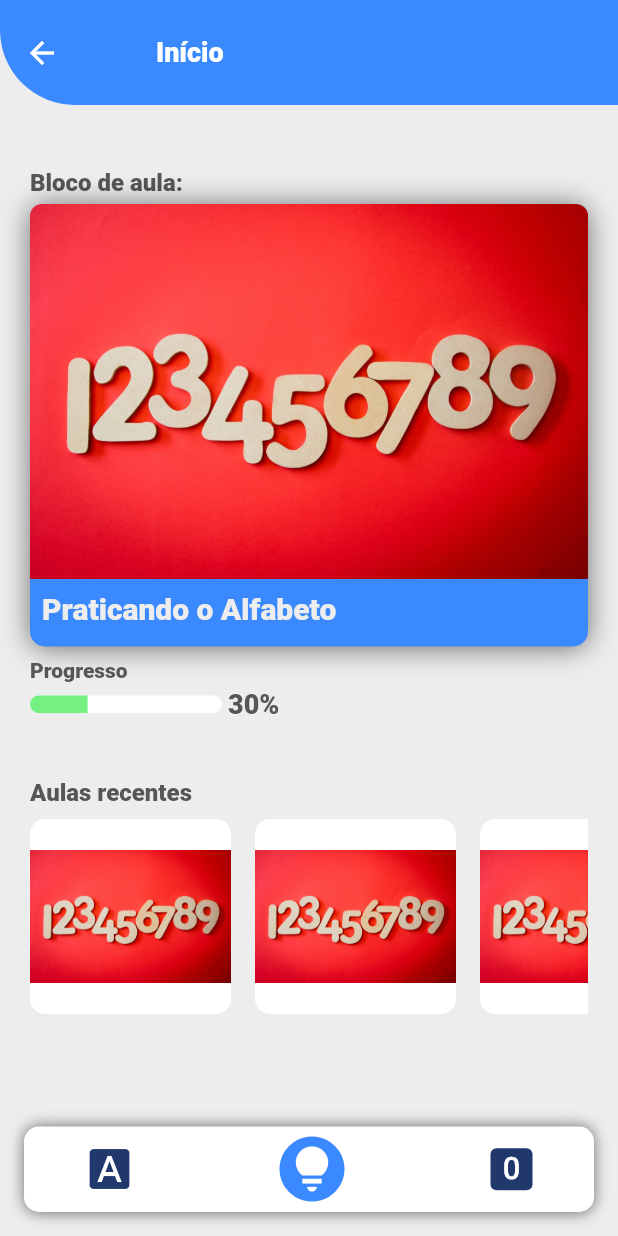
After one commit to Alma-Fatec/mobile-alma, a Flutter app: the HomePage screen opened directly, on a phone screen of 412 x 824 dp. The commit adds this screen. Run offline on Flutter 3.47's test engine with Material 2 defaults, Android fonts, the phone set to English and light mode, and no system bars; our stand-ins replace shared_preferences; accounts and stored records are empty; Roboto replaces fonts that are missing (Montserrat).

Commit message:
Criada front-end da home page

```diff
--- a/lib/main.dart
+++ b/lib/main.dart
@@ -13,6 +13,7 @@ class MyApp extends StatelessWidget {
   Widget build(BuildContext context) {
     return MaterialApp(
       title: 'Alma',
+      debugShowCheckedModeBanner: false,
       theme: ThemeData(
         primaryColor: AlmaColors.blueAlma,
         scaffoldBackgroundColor: AlmaColors.whiteAlma,
--- a/lib/pages/dashboard.dart
+++ /dev/null
@@ -1,24 +0,0 @@
-import 'package:alma/widgets/CustomText.dart';
-import 'package:flutter/material.dart';
-
-class Dashboard extends StatefulWidget {
-  const Dashboard({Key? key}) : super(key: key);
-
-  @override
-  State<Dashboard> createState() => _DashboardState();
-}
-
-class _DashboardState extends State<Dashboard> {
-  @override
-  Widget build(BuildContext context) {
-    return Scaffold(
-      appBar: AppBar(
-        title: const CustomText(text: 'Dashboard'),
-      ),
-      body: const Center(
-          child: CustomText(
-        text: "Dashboard",
-      )),
-    );
-  }
-}
--- /dev/null
+++ b/lib/pages/home_page/home_page.dart
@@ -0,0 +1,48 @@
+import 'package:alma/pages/home_page/widgets/aulas_recentes_fields.dart';
+import 'package:alma/pages/home_page/widgets/bloco_aula_field.dart';
+import 'package:alma/pages/home_page/widgets/home_bottom_navigation.dart';
+import 'package:alma/widgets/custom_text.dart';
+import 'package:alma/widgets/custom_body.dart';
+import 'package:flutter/material.dart';
+
+class HomePage extends StatefulWidget {
+  const HomePage({Key? key}) : super(key: key);
+
+  @override
+  State<HomePage> createState() => _HomePageState();
+}
+
+class _HomePageState extends State<HomePage> {
+  @override
+  Widget build(BuildContext context) {
+    return Scaffold(
+      bottomNavigationBar: const HomeBottomNavigation(),
+      appBar: AppBar(
+        title: Container(
+          margin: const EdgeInsets.only(left: 32),
+          child: const CustomText(
+            text: 'Início',
+            fontFamily: "Montserrat",
+            fontSize: 18,
+            fontWeight: FontWeight.w900,
+            color: Colors.white,
+          ),
+        ),
+      ),
+      body: CustomBody(
+        topMargin: 0,
+        child: SingleChildScrollView(
+          child: Column(
+            crossAxisAlignment: CrossAxisAlignment.start,
+            children: const [
+              SizedBox(height: 42),
+              BlocoAulaField(),
+              SizedBox(height: 39),
+              AulasRecentesField(),
+            ],
+          ),
+        ),
+      ),
+    );
+  }
+}
--- /dev/null
+++ b/lib/pages/home_page/widgets/aulas_recentes_fields.dart
@@ -0,0 +1,42 @@
+import 'package:alma/utils/colors.dart';
+import 'package:alma/widgets/custom_text.dart';
+import 'package:flutter/material.dart';
+
+class AulasRecentesField extends StatelessWidget {
+  const AulasRecentesField({Key? key}) : super(key: key);
+
+  @override
+  Widget build(BuildContext context) {
+    return Column(
+      crossAxisAlignment: CrossAxisAlignment.start,
+      children: [
+        const CustomText(
+          text: "Aulas recentes",
+          fontFamily: "Montserrat",
+          fontSize: 16,
+          fontWeight: FontWeight.w900,
+          color: AlmaColors.secondaryTextColorAlma,
+        ),
+        Container(
+          margin: const EdgeInsets.only(top: 8),
+          height: 130,
+          child: ListView.separated(
+            scrollDirection: Axis.horizontal,
+            itemCount: 3,
+            itemBuilder: ((context, index) {
+              return Container(
+                width: 134,
+                height: 130,
+                decoration: BoxDecoration(
+                    color: Colors.white,
+                    borderRadius: BorderRadius.circular(10)),
+                child: Image.asset("assets/images/numerais.jpg"),
+              );
+            }),
+            separatorBuilder: (context, index) => const SizedBox(width: 16),
+          ),
+        )
+      ],
+    );
+  }
+}
--- /dev/null
+++ b/lib/pages/home_page/widgets/bloco_aula_field.dart
@@ -0,0 +1,101 @@
+import 'package:alma/utils/colors.dart';
+import 'package:alma/widgets/custom_text.dart';
+import 'package:flutter/material.dart';
+
+class BlocoAulaField extends StatelessWidget {
+  const BlocoAulaField({Key? key}) : super(key: key);
+
+  @override
+  Widget build(BuildContext context) {
+    return Column(
+      crossAxisAlignment: CrossAxisAlignment.start,
+      children: [
+        const CustomText(
+          text: "Bloco de aula:",
+          fontFamily: "Montserrat",
+          fontSize: 16,
+          fontWeight: FontWeight.w900,
+          color: AlmaColors.secondaryTextColorAlma,
+        ),
+        Container(
+          margin: const EdgeInsets.only(top: 5),
+          constraints: const BoxConstraints(
+            minWidth: 370,
+            minHeight: 295,
+          ),
+          decoration: BoxDecoration(
+              color: AlmaColors.blueAlma,
+              borderRadius: BorderRadius.circular(10),
+              boxShadow: const [
+                BoxShadow(
+                  color: Colors.black54,
+                  blurRadius: 15.0,
+                  offset: Offset(0.0, 0.75),
+                )
+              ]),
+          child: Column(
+            crossAxisAlignment: CrossAxisAlignment.start,
+            children: [
+              ClipRRect(
+                borderRadius: const BorderRadius.only(
+                  topLeft: Radius.circular(8),
+                  topRight: Radius.circular(8),
+                ),
+                child: Image.asset(
+                  "assets/images/numerais.jpg",
+                  height: 250,
+                  fit: BoxFit.fill,
+                ),
+              ),
+              Container(
+                margin: const EdgeInsets.only(top: 8, left: 8),
+                child: const CustomText(
+                  text: "Praticando o Alfabeto",
+                  fontFamily: "Montserrat",
+                  fontSize: 20,
+                  fontWeight: FontWeight.w900,
+                  color: AlmaColors.whiteAlma,
+                ),
+              ),
+            ],
+          ),
+        ),
+        Container(
+          margin: const EdgeInsets.only(top: 8, bottom: 4),
+          child: const CustomText(
+            text: "Progresso",
+            fontFamily: "Montserrat",
+            fontSize: 14,
+            fontWeight: FontWeight.w900,
+            color: AlmaColors.secondaryTextColorAlma,
+          ),
+        ),
+        Row(
+          children: [
+            SizedBox(
+              width: 128,
+              child: ClipRRect(
+                borderRadius: BorderRadius.circular(90),
+                child: const LinearProgressIndicator(
+                  backgroundColor: Colors.white,
+                  color: AlmaColors.lightGreenAlma,
+                  minHeight: 12,
+                  value: 0.3,
+                  semanticsValue: "30",
+                ),
+              ),
+            ),
+            const SizedBox(width: 4),
+            const CustomText(
+              text: "30%",
+              fontFamily: "Montserrat",
+              fontSize: 18,
+              fontWeight: FontWeight.w900,
+              color: AlmaColors.secondaryTextColorAlma,
+            )
+          ],
+        ),
+      ],
+    );
+  }
+}
--- /dev/null
+++ b/lib/pages/home_page/widgets/home_bottom_navigation.dart
@@ -0,0 +1,56 @@
+import 'package:alma/utils/colors.dart';
+import 'package:flutter/material.dart';
+
+class HomeBottomNavigation extends StatelessWidget {
+  const HomeBottomNavigation({
+    Key? key,
+  }) : super(key: key);
+
+  @override
+  Widget build(BuildContext context) {
+    return Container(
+      margin: const EdgeInsets.all(16),
+      decoration: BoxDecoration(
+        borderRadius: BorderRadius.circular(10),
+        color: Colors.white,
+        boxShadow: const [
+          BoxShadow(
+            color: Colors.black54,
+            blurRadius: 8.0,
+            offset: Offset(0.0, 0.25),
+          )
+        ],
+      ),
+      height: 57,
+      child: Padding(
+        padding: const EdgeInsets.symmetric(horizontal: 41.0),
+        child: Row(
+          mainAxisAlignment: MainAxisAlignment.spaceBetween,
+          children: [
+            const Icon(
+              Icons.font_download,
+              color: AlmaColors.darkBlueAlma,
+              size: 32,
+            ),
+            const Icon(
+              Icons.lightbulb_circle_sharp,
+              color: AlmaColors.blueAlma,
+              size: 52,
+            ),
+            Container(
+              decoration: BoxDecoration(
+                borderRadius: BorderRadius.circular(4),
+                color: AlmaColors.darkBlueAlma,
+              ),
+              child: const Icon(
+                Icons.exposure_zero,
+                color: Colors.white,
+                size: 28,
+              ),
+            ),
+          ],
+        ),
+      ),
+    );
+  }
+}
--- a/lib/pages/login_page.dart
+++ b/lib/pages/login_page.dart
@@ -1,10 +1,10 @@
 import 'package:alma/blocs/login_bloc.dart';
-import 'package:alma/pages/dashboard.dart';
+import 'package:alma/pages/home_page/home_page.dart';
 import 'package:alma/utils/colors.dart';
 import 'package:alma/utils/nav.dart';
-import 'package:alma/widgets/CustomButton.dart';
-import 'package:alma/widgets/CustomText.dart';
-import 'package:alma/widgets/TopPage.dart';
+import 'package:alma/widgets/custom_button.dart';
+import 'package:alma/widgets/custom_text.dart';
+import 'package:alma/widgets/top_page.dart';
 import 'package:flutter/material.dart';
 
 class LoginPage extends StatelessWidget {
@@ -141,12 +141,15 @@ class _FormLoginState extends State<FormLogin> {
                     fontSize: 14,
                   ),
                 ),
-                TextButton(
-                  onPressed: () {},
-                  child: const CustomText(
-                    text: 'Esqueceu sua senha?',
-                    color: AlmaColors.whiteAlma,
-                    fontSize: 14,
+                Expanded(
+                  child: TextButton(
+                    onPressed: () {},
+                    child: const CustomText(
+                      text: 'Esqueceu sua senha?',
+                      color: AlmaColors.whiteAlma,
+                      fontSize: 14,
+                      textAlign: TextAlign.end,
+                    ),
                   ),
                 ),
               ],
@@ -184,7 +187,7 @@ class _FormLoginState extends State<FormLogin> {
     String token = await _bloc.login(email, password);
 
     if (token.isNotEmpty) {
-      push(context, const Dashboard());
+      pushReplace(context, const HomePage(), replace: true);
     } else {
       ScaffoldMessenger.of(context).showSnackBar(
         const SnackBar(
--- a/lib/utils/colors.dart
+++ b/lib/utils/colors.dart
@@ -4,4 +4,7 @@ class AlmaColors {
   static const blueAlma = Color(0xFF3A89FF);
   static const darkBlueAlma = Color(0xFF20386C);
   static const whiteAlma = Color(0xFFEDEDED);
+  static const lightGreenAlma = Color(0xFF75F181);
+  static const primaryTextColorAlma = Color(0xFF000000);
+  static const secondaryTextColorAlma = Color(0xFF565656);
 }
--- /dev/null
+++ b/lib/widgets/custom_body.dart
@@ -0,0 +1,23 @@
+import 'package:flutter/material.dart';
+
+class CustomBody extends StatelessWidget {
+  final Widget? child;
+  final double leftMargin;
+  final double righMargin;
+  final double topMargin;
+  const CustomBody({
+    Key? key,
+    required final this.child,
+    this.leftMargin = 20,
+    this.righMargin = 20,
+    this.topMargin = 46,
+  }) : super(key: key);
+
+  @override
+  Widget build(BuildContext context) {
+    return Container(
+      margin: EdgeInsets.only(top: topMargin, left: leftMargin, right: righMargin),
+      child: child,
+    );
+  }
+}
--- a/lib/widgets/CustomText.dart
+++ b/lib/widgets/custom_text.dart
@@ -7,6 +7,7 @@ class CustomText extends StatelessWidget {
     this.color,
     this.fontSize = 18,
     this.fontWeight = FontWeight.normal,
+    this.fontFamily,
     this.textAlign,
   }) : super(key: key);
   final String text;
@@ -14,6 +15,7 @@ class CustomText extends StatelessWidget {
   final double fontSize;
   final FontWeight fontWeight;
   final TextAlign? textAlign;
+  final String? fontFamily;
 
   @override
   Widget build(BuildContext context) {
@@ -24,6 +26,7 @@ class CustomText extends StatelessWidget {
         color: color,
         fontSize: fontSize,
         fontWeight: fontWeight,
+        fontFamily: fontFamily
       ),
     );
   }
--- a/lib/widgets/TopPage.dart
+++ b/lib/widgets/top_page.dart
@@ -1,7 +1,7 @@
 import 'package:alma/utils/colors.dart';
 import 'package:flutter/material.dart';
 
-import 'CustomText.dart';
+import 'custom_text.dart';
 
 class TopPage extends StatelessWidget {
   const TopPage({Key? key}) : super(key: key);
@@ -19,7 +19,7 @@ class TopPage extends StatelessWidget {
                   bottomLeft: Radius.circular(173.0),
                 ),
                 child: Image.asset(
-                  'assets/classroom.jpg',
+                  'assets/images/classroom.jpg',
                   height: 350,
                   fit: BoxFit.cover,
                 ),
@@ -39,7 +39,7 @@ class TopPage extends StatelessWidget {
               mainAxisAlignment: MainAxisAlignment.center,
               crossAxisAlignment: CrossAxisAlignment.center,
               children: [
-                Image.asset('assets/logo_alma.png'),
+                Image.asset('assets/images/logo_alma.png'),
                 const SizedBox(height: 10),
                 const CustomText(
                   text: 'ALMA',
```
Also changed, not shown: pubspec.yaml (+1 -54 lines), assets/images/classroom.jpg (renamed from assets/classroom.jpg), assets/images/logo_alma.png (renamed from assets/logo_alma.png), assets/images/numerais.jpg (added), lib/widgets/custom_button.dart (renamed from lib/widgets/CustomButton.dart).
